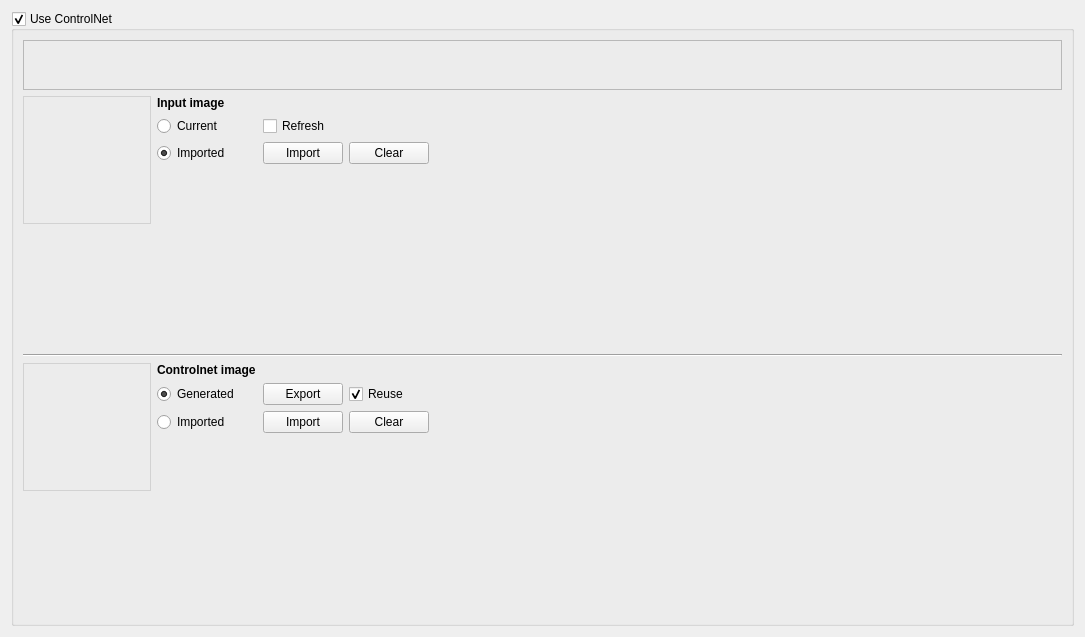
Qt form src/airunner/pyqt/widgets/controlnet_settings/controlnet_settings.ui (Capsize-Games/airunner) before a commit.
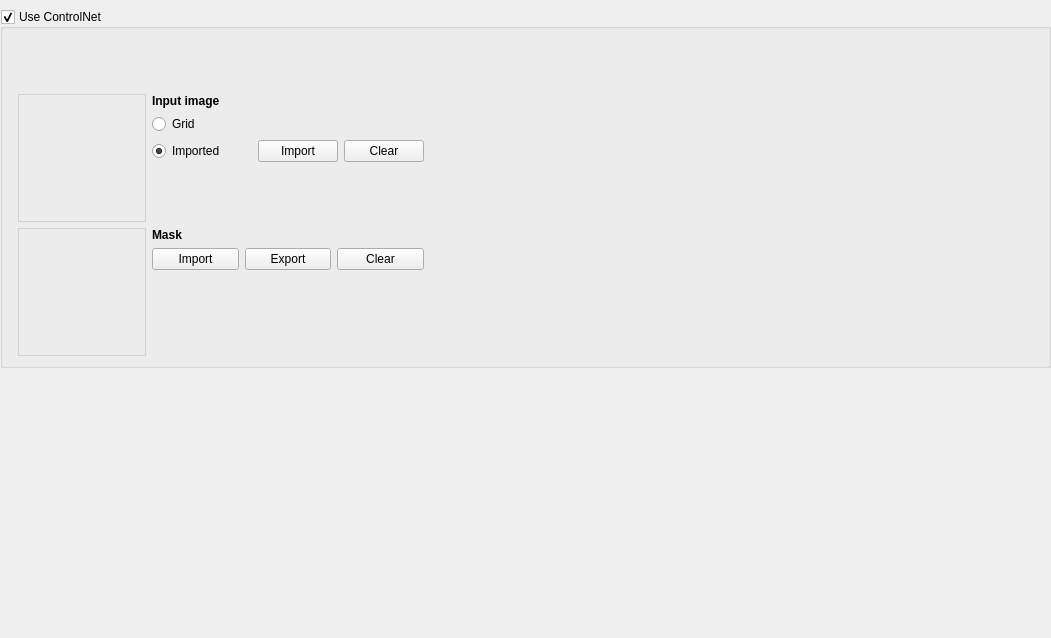
The same form after that commit. Icons and pictures are not drawn.

```diff
--- a/src/airunner/pyqt/widgets/controlnet_settings/controlnet_settings.ui
+++ b/src/airunner/pyqt/widgets/controlnet_settings/controlnet_settings.ui
@@ -6,14 +6,26 @@
    <rect>
     <x>0</x>
     <y>0</y>
-    <width>1085</width>
-    <height>637</height>
+    <width>1051</width>
+    <height>638</height>
    </rect>
   </property>
   <property name="windowTitle">
    <string>Form</string>
   </property>
   <layout class="QGridLayout" name="gridLayout">
+   <property name="leftMargin">
+    <number>0</number>
+   </property>
+   <property name="topMargin">
+    <number>9</number>
+   </property>
+   <property name="rightMargin">
+    <number>0</number>
+   </property>
+   <property name="bottomMargin">
+    <number>0</number>
+   </property>
    <item row="0" column="0" colspan="2">
     <widget class="QGroupBox" name="controlnet_groupbox">
      <property name="font">
@@ -24,94 +36,43 @@
      <property name="title">
       <string>Use ControlNet</string>
      </property>
+     <property name="flat">
+      <bool>true</bool>
+     </property>
      <property name="checkable">
       <bool>true</bool>
      </property>
      <layout class="QGridLayout" name="gridLayout_3">
-      <item row="1" column="1">
+      <property name="leftMargin">
+       <number>0</number>
+      </property>
+      <item row="0" column="0" colspan="2">
+       <widget class="QFrame" name="model_frame">
+        <property name="minimumSize">
+         <size>
+          <width>0</width>
+          <height>50</height>
+         </size>
+        </property>
+        <property name="frameShape">
+         <enum>QFrame::NoFrame</enum>
+        </property>
+        <property name="frameShadow">
+         <enum>QFrame::Raised</enum>
+        </property>
+       </widget>
+      </item>
+      <item row="1" column="0" colspan="2">
        <layout class="QGridLayout" name="gridLayout_4">
-        <item row="1" column="0" alignment="Qt::AlignTop">
-         <widget class="QLabel" name="image_thumbnail">
-          <property name="minimumSize">
-           <size>
-            <width>128</width>
-            <height>128</height>
-           </size>
-          </property>
-          <property name="maximumSize">
-           <size>
-            <width>128</width>
-            <height>128</height>
-           </size>
-          </property>
-          <property name="styleSheet">
-           <string notr="true">border: 1px solid #d2d2d2; border-radius: 0;</string>
-          </property>
-          <property name="text">
-           <string/>
-          </property>
-         </widget>
-        </item>
-        <item row="0" column="0" colspan="3">
-         <widget class="QFrame" name="model_frame">
-          <property name="minimumSize">
-           <size>
-            <width>0</width>
-            <height>50</height>
-           </size>
-          </property>
-          <property name="frameShape">
-           <enum>QFrame::StyledPanel</enum>
-          </property>
-          <property name="frameShadow">
-           <enum>QFrame::Raised</enum>
-          </property>
-         </widget>
-        </item>
-        <item row="2" column="0" colspan="3">
-         <widget class="Line" name="line">
-          <property name="orientation">
-           <enum>Qt::Horizontal</enum>
-          </property>
-         </widget>
-        </item>
-        <item row="3" column="1">
+        <property name="leftMargin">
+         <number>15</number>
+        </property>
+        <property name="rightMargin">
+         <number>15</number>
+        </property>
+        <item row="2" column="1">
          <layout class="QGridLayout" name="gridLayout_5">
-          <item row="2" column="2">
-           <widget class="QCheckBox" name="reuse_generated_image">
-            <property name="minimumSize">
-             <size>
-              <width>80</width>
-              <height>0</height>
-             </size>
-            </property>
-            <property name="font">
-             <font>
-              <pointsize>9</pointsize>
-             </font>
-            </property>
-            <property name="text">
-             <string>Reuse</string>
-            </property>
-            <property name="checked">
-             <bool>true</bool>
-            </property>
-           </widget>
-          </item>
-          <item row="4" column="0">
-           <spacer name="verticalSpacer">
-            <property name="orientation">
-             <enum>Qt::Vertical</enum>
-            </property>
-            <property name="sizeHint" stdset="0">
-             <size>
-              <width>20</width>
-              <height>40</height>
-             </size>
-            </property>
-           </spacer>
-          </item>
-          <item row="3" column="2">
+          <item row="1" column="2">
            <widget class="QPushButton" name="clear_control_image_button">
             <property name="minimumSize">
              <size>
@@ -127,9 +88,26 @@
             <property name="text">
              <string>Clear</string>
             </property>
+            <property name="icon">
+             <iconset>
+              <normaloff>../../../src/icons/006-trash.png</normaloff>../../../src/icons/006-trash.png</iconset>
+            </property>
            </widget>
           </item>
-          <item row="3" column="1">
+          <item row="2" column="0">
+           <spacer name="verticalSpacer">
+            <property name="orientation">
+             <enum>Qt::Vertical</enum>
+            </property>
+            <property name="sizeHint" stdset="0">
+             <size>
+              <width>20</width>
+              <height>40</height>
+             </size>
+            </property>
+           </spacer>
+          </item>
+          <item row="1" column="0">
            <widget class="QPushButton" name="import_control_image_button">
             <property name="sizePolicy">
              <sizepolicy hsizetype="Minimum" vsizetype="Fixed">
@@ -151,9 +129,13 @@
             <property name="text">
              <string>Import</string>
             </property>
+            <property name="icon">
+             <iconset>
+              <normaloff>../../../src/icons/046-import.png</normaloff>../../../src/icons/046-import.png</iconset>
+            </property>
            </widget>
           </item>
-          <item row="2" column="1">
+          <item row="1" column="1">
            <widget class="QPushButton" name="export_generated_button">
             <property name="minimumSize">
              <size>
@@ -169,27 +151,10 @@
             <property name="text">
              <string>Export</string>
             </property>
-           </widget>
-          </item>
-          <item row="3" column="0">
-           <widget class="QRadioButton" name="use_imported_control_image">
-            <property name="minimumSize">
-             <size>
-              <width>100</width>
-              <height>0</height>
-             </size>
+            <property name="icon">
+             <iconset>
+              <normaloff>../../../src/icons/export.png</normaloff>../../../src/icons/export.png</iconset>
             </property>
-            <property name="font">
-             <font>
-              <pointsize>9</pointsize>
-             </font>
-            </property>
-            <property name="text">
-             <string>Imported</string>
-            </property>
-            <attribute name="buttonGroup">
-             <string notr="true">buttonGroup_2</string>
-            </attribute>
            </widget>
           </item>
           <item row="0" column="0">
@@ -201,37 +166,39 @@
              </font>
             </property>
             <property name="text">
-             <string>Controlnet image</string>
+             <string>Mask</string>
             </property>
            </widget>
           </item>
-          <item row="2" column="0">
-           <widget class="QRadioButton" name="generate_control_image">
-            <property name="minimumSize">
-             <size>
-              <width>100</width>
-              <height>0</height>
-             </size>
-            </property>
-            <property name="font">
-             <font>
-              <pointsize>9</pointsize>
-             </font>
-            </property>
-            <property name="text">
-             <string>Generated</string>
-            </property>
-            <property name="checked">
-             <bool>true</bool>
-            </property>
-            <attribute name="buttonGroup">
-             <string notr="true">buttonGroup_2</string>
-            </attribute>
-           </widget>
-          </item>
          </layout>
         </item>
-        <item row="3" column="0" alignment="Qt::AlignTop">
+        <item row="1" column="2">
+         <spacer name="horizontalSpacer">
+          <property name="orientation">
+           <enum>Qt::Horizontal</enum>
+          </property>
+          <property name="sizeHint" stdset="0">
+           <size>
+            <width>40</width>
+            <height>20</height>
+           </size>
+          </property>
+         </spacer>
+        </item>
+        <item row="2" column="2">
+         <spacer name="horizontalSpacer_2">
+          <property name="orientation">
+           <enum>Qt::Horizontal</enum>
+          </property>
+          <property name="sizeHint" stdset="0">
+           <size>
+            <width>40</width>
+            <height>20</height>
+           </size>
+          </property>
+         </spacer>
+        </item>
+        <item row="2" column="0" alignment="Qt::AlignTop">
          <widget class="QLabel" name="controlnet_image_thumbnail">
           <property name="minimumSize">
            <size>
@@ -253,6 +220,28 @@
           </property>
          </widget>
         </item>
+        <item row="1" column="0" alignment="Qt::AlignTop">
+         <widget class="QLabel" name="image_thumbnail">
+          <property name="minimumSize">
+           <size>
+            <width>128</width>
+            <height>128</height>
+           </size>
+          </property>
+          <property name="maximumSize">
+           <size>
+            <width>128</width>
+            <height>128</height>
+           </size>
+          </property>
+          <property name="styleSheet">
+           <string notr="true">border: 1px solid #d2d2d2; border-radius: 0;</string>
+          </property>
+          <property name="text">
+           <string/>
+          </property>
+         </widget>
+        </item>
         <item row="1" column="1">
          <layout class="QGridLayout" name="gridLayout_2">
           <item row="2" column="1">
@@ -268,9 +257,16 @@
               <pointsize>9</pointsize>
              </font>
             </property>
+            <property name="toolTip">
+             <string>Import image</string>
+            </property>
             <property name="text">
              <string>Import</string>
             </property>
+            <property name="icon">
+             <iconset>
+              <normaloff>../../../src/icons/046-import.png</normaloff>../../../src/icons/046-import.png</iconset>
+            </property>
            </widget>
           </item>
           <item row="1" column="0">
@@ -288,7 +284,7 @@
              </font>
             </property>
             <property name="text">
-             <string>Current</string>
+             <string>Grid</string>
             </property>
             <property name="checked">
              <bool>false</bool>
@@ -298,24 +294,6 @@
             </attribute>
            </widget>
           </item>
-          <item row="1" column="1">
-           <widget class="QCheckBox" name="keep_active_image_updated">
-            <property name="minimumSize">
-             <size>
-              <width>80</width>
-              <height>0</height>
-             </size>
-            </property>
-            <property name="font">
-             <font>
-              <pointsize>9</pointsize>
-             </font>
-            </property>
-            <property name="text">
-             <string>Refresh</string>
-            </property>
-           </widget>
-          </item>
           <item row="3" column="0">
            <spacer name="verticalSpacer_2">
             <property name="orientation">
@@ -370,6 +348,10 @@
             <property name="text">
              <string>Clear</string>
             </property>
+            <property name="icon">
+             <iconset>
+              <normaloff>../../../src/icons/006-trash.png</normaloff>../../../src/icons/006-trash.png</iconset>
+            </property>
            </widget>
           </item>
           <item row="0" column="0">
@@ -387,37 +369,24 @@
           </item>
          </layout>
         </item>
-        <item row="1" column="2">
-         <spacer name="horizontalSpacer">
-          <property name="orientation">
-           <enum>Qt::Horizontal</enum>
-          </property>
-          <property name="sizeHint" stdset="0">
-           <size>
-            <width>40</width>
-            <height>20</height>
-           </size>
-          </property>
-         </spacer>
-        </item>
-        <item row="3" column="2">
-         <spacer name="horizontalSpacer_2">
-          <property name="orientation">
-           <enum>Qt::Horizontal</enum>
-          </property>
-          <property name="sizeHint" stdset="0">
-           <size>
-            <width>40</width>
-            <height>20</height>
-           </size>
-          </property>
-         </spacer>
-        </item>
        </layout>
       </item>
      </layout>
     </widget>
    </item>
+   <item row="1" column="0">
+    <spacer name="verticalSpacer_3">
+     <property name="orientation">
+      <enum>Qt::Vertical</enum>
+     </property>
+     <property name="sizeHint" stdset="0">
+      <size>
+       <width>20</width>
+       <height>40</height>
+      </size>
+     </property>
+    </spacer>
+   </item>
   </layout>
  </widget>
  <resources/>
```
